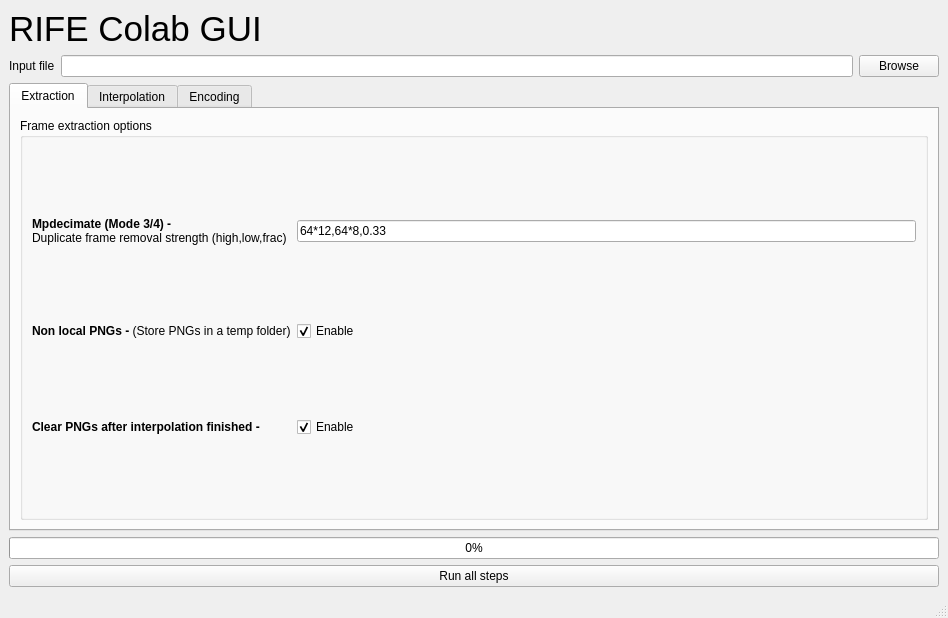
First picture: the form in main_gui.ui, repository HeylonNHP/RIFE-Colab, before the edit.
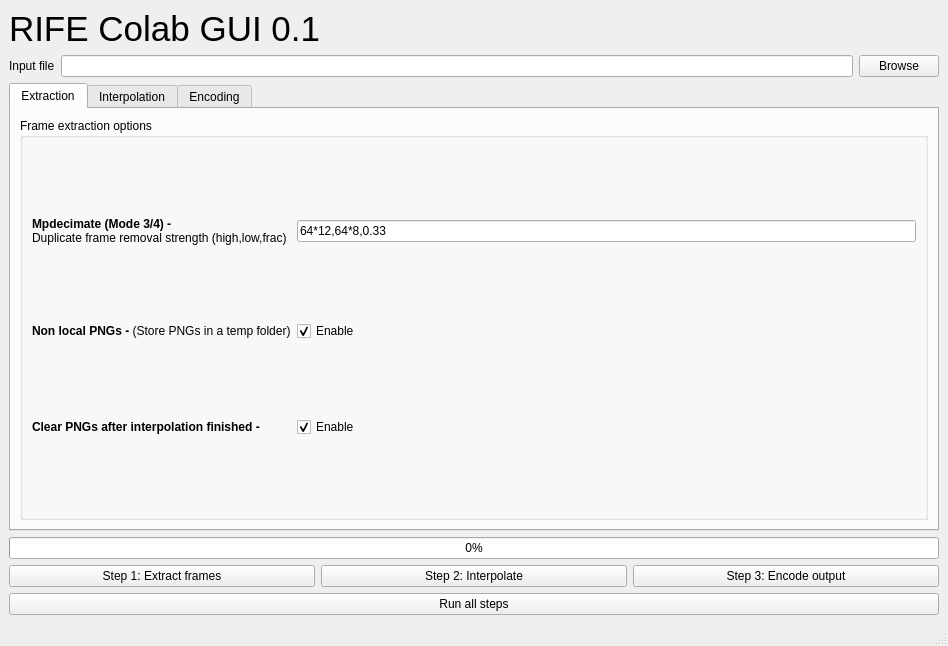
Second picture: the form after the edit.

Commit message: Dark mode && Step by step processing

```diff
--- a/main_gui.ui
+++ b/main_gui.ui
@@ -37,7 +37,7 @@
          </font>
         </property>
         <property name="text">
-         <string>RIFE Colab GUI</string>
+         <string>&lt;html&gt;&lt;head/&gt;&lt;body&gt;&lt;p&gt;RIFE Colab GUI 0.1&lt;/p&gt;&lt;/body&gt;&lt;/html&gt;</string>
         </property>
        </widget>
       </item>
@@ -541,6 +541,31 @@
       </property>
      </widget>
     </item>
+    <item>
+     <layout class="QHBoxLayout" name="horizontalLayout_3">
+      <item>
+       <widget class="QPushButton" name="extractFramesButton">
+        <property name="text">
+         <string>Step 1: Extract frames</string>
+        </property>
+       </widget>
+      </item>
+      <item>
+       <widget class="QPushButton" name="interpolateFramesButton">
+        <property name="text">
+         <string>Step 2: Interpolate</string>
+        </property>
+       </widget>
+      </item>
+      <item>
+       <widget class="QPushButton" name="encodeOutputButton">
+        <property name="text">
+         <string>Step 3: Encode output</string>
+        </property>
+       </widget>
+      </item>
+     </layout>
+    </item>
     <item>
      <layout class="QHBoxLayout" name="horizontalLayout_2">
       <item>
```
The commit also changes 3 other files.
